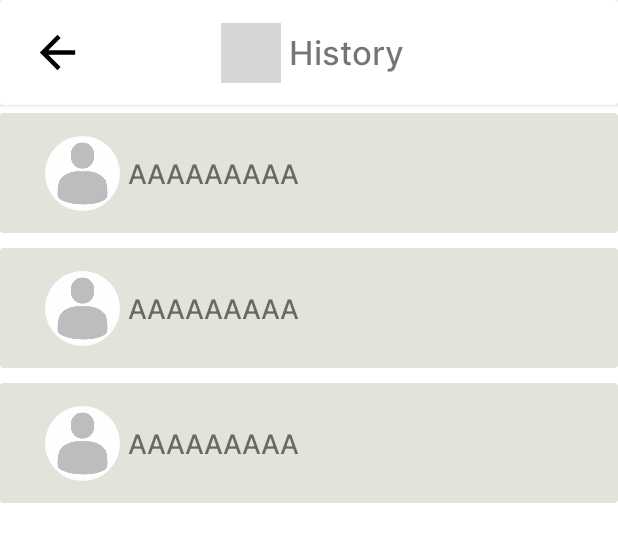
After one commit to AdrialG/Kelasku, an Android app: the layout activity_history.xml on its own in the app's theme, with its tools: preview values and no code run, on a phone screen of 412 x 824 dp. The commit adds this screen. Shown: the top 542 px of the screen. Run offline under Robolectric (Android 15) with nearby library versions, the phone set to English and light mode, and no system bars; grey boxes are pictures that could not be loaded.

Commit message:
implementing notifications history activity

```diff
--- a/app/src/main/java/com/kelompokempat/kelasku/data/Const.kt
+++ b/app/src/main/java/com/kelompokempat/kelasku/data/Const.kt
@@ -4,7 +4,7 @@ object Const {
 
     object TOKEN {
         const val API_TOKEN = "api_token"
-        const val DEVICETOKEN = "device_token"
+        const val DEVICE_TOKEN = "device_token"
     }
 
     object FRIENDS {
--- a/app/src/main/java/com/kelompokempat/kelasku/injection/DataModule.kt
+++ b/app/src/main/java/com/kelompokempat/kelasku/injection/DataModule.kt
@@ -53,7 +53,7 @@ class DataModule {
             .addInterceptor {  chain ->
                 val original = chain.request()
                 val token = session.getString(Const.TOKEN.API_TOKEN)
-                val deviceToken = session.getString(Const.TOKEN.DEVICETOKEN)
+                val deviceToken = session.getString(Const.TOKEN.DEVICE_TOKEN)
                 val requestBuilder = original.newBuilder()
                     .header("Authorization", "Bearer $token")
                     .header("Content-Type","application/json")
--- a/app/src/main/java/com/kelompokempat/kelasku/ui/login/LoginActivity.kt
+++ b/app/src/main/java/com/kelompokempat/kelasku/ui/login/LoginActivity.kt
@@ -68,7 +68,7 @@ class LoginActivity : BaseActivity<ActivityLoginBinding, LoginViewModel>(R.layou
             // Log and toast
             val msg = getString(R.string.msg_token_fmt, token)
             Timber.tag(ContentValues.TAG).d(msg)
-            session.setValue(Const.TOKEN.DEVICETOKEN, token)
+            session.setValue(Const.TOKEN.DEVICE_TOKEN, token)
         })
 
         lifecycleScope.launch {
--- /dev/null
+++ b/app/src/main/res/layout/activity_history.xml
@@ -0,0 +1,70 @@
+<?xml version="1.0" encoding="utf-8"?>
+<androidx.constraintlayout.widget.ConstraintLayout
+    xmlns:android="http://schemas.android.com/apk/res/android"
+    xmlns:app="http://schemas.android.com/apk/res-auto"
+    android:layout_width="match_parent"
+    android:layout_height="match_parent"
+    xmlns:tools="http://schemas.android.com/tools">
+
+    <androidx.cardview.widget.CardView
+        android:id="@+id/top_card_history"
+        android:layout_width="match_parent"
+        android:layout_height="70dp"
+        app:layout_constraintTop_toTopOf="parent">
+
+        <androidx.constraintlayout.widget.ConstraintLayout
+            android:layout_width="match_parent"
+            android:layout_height="match_parent">
+
+            <ImageView
+                android:id="@+id/history_back"
+                android:layout_width="35dp"
+                android:layout_height="35dp"
+                android:src="@drawable/ic_baseline_arrow_back_24"
+                android:background="?attr/selectableItemBackground"
+                android:layout_marginStart="@dimen/_16sdp"
+                app:layout_constraintTop_toTopOf="parent"
+                app:layout_constraintBottom_toBottomOf="parent"
+                app:layout_constraintStart_toStartOf="parent"
+                android:contentDescription="@string/back" />
+
+            <TextView
+                android:id="@+id/text_top"
+                android:layout_width="wrap_content"
+                android:layout_height="wrap_content"
+                android:text="@string/history"
+                android:textSize="22sp"
+                android:fontFamily="@font/inter_medium"
+                android:layout_marginStart="50dp"
+                app:layout_constraintTop_toTopOf="parent"
+                app:layout_constraintBottom_toBottomOf="parent"
+                app:layout_constraintStart_toStartOf="parent"
+                app:layout_constraintEnd_toEndOf="parent" />
+
+            <ImageView
+                android:layout_width="40dp"
+                android:layout_height="40dp"
+                android:src="@drawable/alerter_ic_notifications"
+                android:layout_marginEnd="5dp"
+                app:layout_constraintTop_toTopOf="parent"
+                app:layout_constraintBottom_toBottomOf="parent"
+                app:layout_constraintEnd_toStartOf="@id/text_top"
+                android:contentDescription="@string/logo" />
+
+        </androidx.constraintlayout.widget.ConstraintLayout>
+
+    </androidx.cardview.widget.CardView>
+
+    <androidx.recyclerview.widget.RecyclerView
+        android:id="@+id/home_recycler"
+        android:layout_width="match_parent"
+        android:layout_height="match_parent"
+        android:layoutAnimation="@anim/home_item_start_anim_settings"
+        app:layout_behavior="@string/appbar_scrolling_view_behavior"
+        android:orientation="vertical"
+        app:layoutManager="androidx.recyclerview.widget.LinearLayoutManager"
+        tools:listitem="@layout/item_history_recycler"
+        android:layout_marginTop="70dp"
+        app:layout_constraintTop_toBottomOf="@id/top_card_history"/>
+
+</androidx.constraintlayout.widget.ConstraintLayout>
--- /dev/null
+++ b/app/src/main/res/layout/item_history_recycler.xml
@@ -0,0 +1,62 @@
+<?xml version="1.0" encoding="utf-8"?>
+<layout xmlns:android="http://schemas.android.com/apk/res/android"
+    xmlns:app="http://schemas.android.com/apk/res-auto"
+    xmlns:tools="http://schemas.android.com/tools">
+
+    <data>
+
+        <variable
+            name="data"
+            type="com.kelompokempat.kelasku.data.HistoryList" />
+
+    </data>
+
+    <androidx.constraintlayout.widget.ConstraintLayout
+        android:layout_width="match_parent"
+        android:layout_height="90dp">
+
+        <androidx.cardview.widget.CardView
+            android:layout_width="match_parent"
+            android:layout_height="80dp"
+            android:backgroundTint="@color/light_grey"
+            app:cardElevation="0dp"
+            app:layout_constraintTop_toTopOf="parent"
+            app:layout_constraintBottom_toBottomOf="parent"
+            app:layout_constraintStart_toStartOf="parent"
+            app:layout_constraintEnd_toEndOf="parent">
+
+            <androidx.constraintlayout.widget.ConstraintLayout
+                android:layout_width="match_parent"
+                android:layout_height="match_parent">
+
+                <de.hdodenhof.circleimageview.CircleImageView
+                    android:id="@+id/item_home_image"
+                    android:layout_width="50dp"
+                    android:layout_height="50dp"
+                    imageUrl='@{data.photo}'
+                    android:src="@drawable/default_pfp"
+                    android:layout_marginStart="30dp"
+                    app:layout_constraintTop_toTopOf="parent"
+                    app:layout_constraintBottom_toBottomOf="parent"
+                    app:layout_constraintStart_toStartOf="parent" />
+
+                <TextView
+                    android:id="@+id/item_home_school"
+                    android:layout_width="300dp"
+                    android:layout_height="25dp"
+                    tools:text="AAAAAAAAA"
+                    android:text='@{data.name  + "Liked your profile" + data.like_at}'
+                    android:fontFamily="@font/inter_medium"
+                    android:textSize="18sp"
+                    android:layout_marginStart="5dp"
+                    app:layout_constraintTop_toTopOf="parent"
+                    app:layout_constraintBottom_toBottomOf="parent"
+                    app:layout_constraintStart_toEndOf="@id/item_home_image" />
+
+            </androidx.constraintlayout.widget.ConstraintLayout>
+
+        </androidx.cardview.widget.CardView>
+
+    </androidx.constraintlayout.widget.ConstraintLayout>
+
+</layout>
--- a/app/src/main/res/values/strings.xml
+++ b/app/src/main/res/values/strings.xml
@@ -41,4 +41,6 @@
     <string name="password_must_be_a_minimum_of_8_characters">Password must be a minimum of 8 characters</string>
     <string name="email_must_follow_the_format_of_the_common_email_addresses">Email must follow the format of common email addresses</string>
     <string name="name_can_t_be_less_than_5_characters">Name can\'t be less than 5 characters</string>
+    <string name="history">History</string>
+    <string name="edit_banner">Edit Banner</string>
 </resources>
```
Also changed, not shown: app/src/main/java/com/kelompokempat/kelasku/data/HistoryList.kt (added, +41 -0 lines), app/src/main/java/com/kelompokempat/kelasku/ui/detail/DetailActivity.kt (+15 -9 lines), app/src/main/java/com/kelompokempat/kelasku/ui/home/HomeActivity.kt (+21 -11 lines), app/src/main/res/layout/edit_profile_activity.xml (+7 -5 lines).
